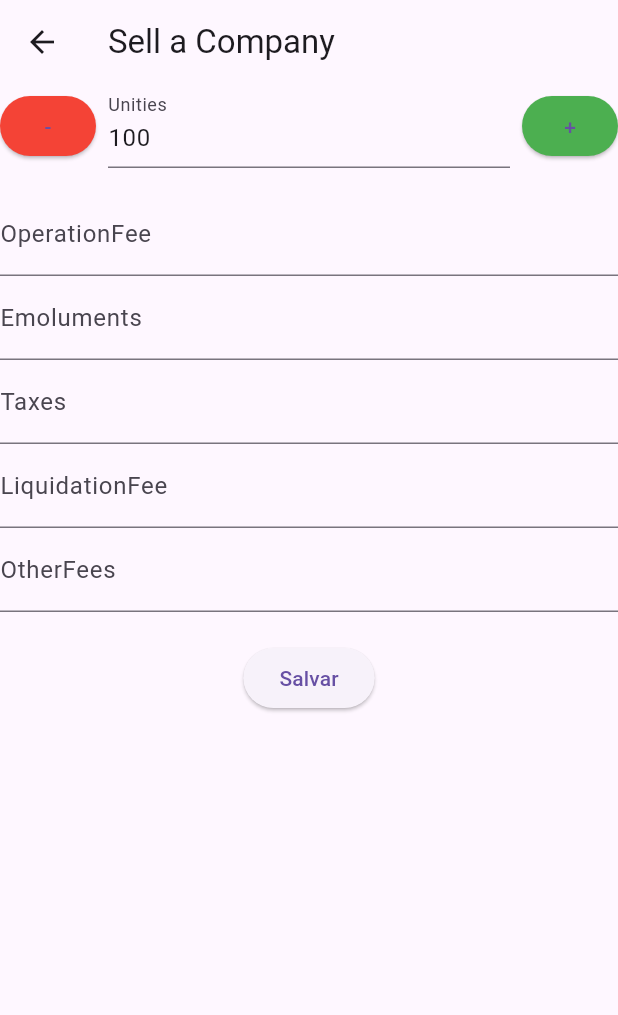
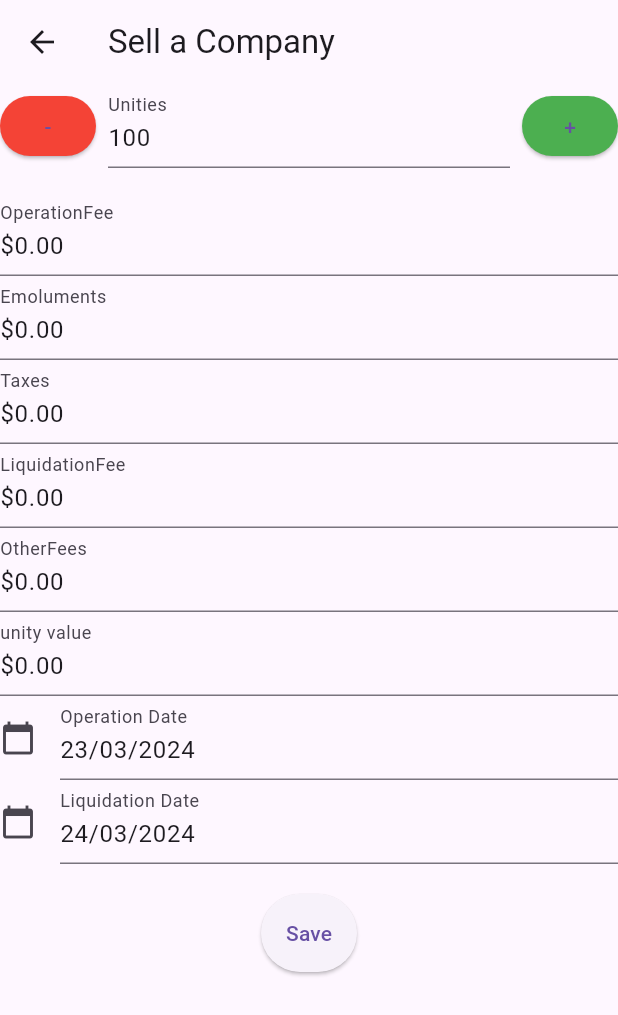
Before and after one commit to Richsan/invest-manager, a Flutter app: the CompanyScreen screen opened directly with empty values, after a tap on "Vender", on a phone screen of 412 x 824 dp. Shown: the top 1015 px of the screen. Run offline on Flutter 3.47's test engine with Material 3 defaults, Android fonts, the light colour scheme and no system bars; our stand-ins replace bloc, equatable, flutter_bloc; missing offline and left inert: dart:ffi.

Commit message:
adding bloc to stock operation screen

```diff
--- /dev/null
+++ b/lib/adapters/date.dart
@@ -0,0 +1,7 @@
+import 'package:intl/intl.dart';
+
+final DateFormat _onlyDate = DateFormat('dd/MM/yyyy');
+
+extension StrDateFormat on DateTime {
+  String toDateStr() => _onlyDate.format(this);
+}
--- /dev/null
+++ b/lib/adapters/number.dart
@@ -0,0 +1,33 @@
+import 'package:intl/intl.dart';
+
+final currencyFormat = NumberFormat.simpleCurrency();
+
+extension CurrencyFormatter on int {
+  String asCurrency() {
+    return currencyFormat.format(this / 100);
+  }
+}
+
+extension BigIntCurrencyFormatter on BigInt {
+  String asCurrency() {
+    return currencyFormat.format(toDouble() / 100);
+  }
+}
+
+extension MoneyExtractor on double {
+  BigInt asMoneyInt() {
+    return BigInt.from((this * 100).round());
+  }
+}
+
+extension Statistics on List<num> {
+  num perc95() {
+    final copy = List<num>.from(this);
+
+    copy.sort();
+
+    final percIdx = (copy.length * 0.95).round();
+
+    return copy[percIdx - 1];
+  }
+}
--- /dev/null
+++ b/lib/adapters/string.dart
@@ -0,0 +1,19 @@
+import 'dart:ffi';
+
+import 'package:invest_manager/adapters/number.dart';
+
+extension StringAdapter on String {
+  String onlyNumbers() {
+    return replaceAll(' ', '').replaceAll(RegExp(r'[^0-9]'), '');
+  }
+
+  String onlyDecimals() {
+    return replaceAll(' ', '')
+        .replaceAll(RegExp(r'[^\d,]'), '')
+        .replaceAll(',', '.');
+  }
+
+  BigInt asMoney() {
+    return BigInt.parse(onlyNumbers());
+  }
+}
--- a/lib/models/stock_operation.dart
+++ b/lib/models/stock_operation.dart
@@ -1,4 +1,9 @@
 import 'package:invest_manager/models/b3.dart';
+
+enum OperationType {
+  buy,
+  sell,
+}
 
 class StockOperation {
   StockOperation({
@@ -11,6 +16,8 @@ class StockOperation {
     required this.emoluments,
     required this.liquidationFee,
     required this.otherFees,
+    required this.unities,
+    required this.operationType,
   });
 
   final DateTime operationDate;
@@ -22,4 +29,6 @@ class StockOperation {
   final BigInt emoluments;
   final BigInt liquidationFee;
   final BigInt otherFees;
+  final BigInt unities;
+  final OperationType operationType;
 }
--- /dev/null
+++ b/lib/screens/bloc/stock_operation/bloc.dart
@@ -0,0 +1,26 @@
+import 'package:equatable/equatable.dart';
+import 'package:flutter_bloc/flutter_bloc.dart';
+import 'package:invest_manager/models/b3.dart';
+import 'package:invest_manager/models/stock_operation.dart';
+import 'package:invest_manager/repository/stock_operation.dart';
+
+part 'events.dart';
+part 'states.dart';
+
+class SaveStockOperationScreenBloc
+    extends Bloc<SaveStockOperationEvent, StockOperationScreenState> {
+  SaveStockOperationScreenBloc({
+    required Company company,
+  }) : super(InitialStockOperationScreenState(company: company)) {
+    on<SaveStockOperationEvent>((event, emit) async {
+      emit(SavingStockOperationScreenState(operation: event.operation));
+
+      // Save to database
+      await save(event.operation);
+
+      emit(SavedStockOperationScreenState(
+        operation: event.operation,
+      ));
+    });
+  }
+}
--- /dev/null
+++ b/lib/screens/bloc/stock_operation/events.dart
@@ -0,0 +1,19 @@
+part of 'bloc.dart';
+
+abstract class SaveStockOperationScreenEvent extends Equatable {
+  const SaveStockOperationScreenEvent({
+    required this.operation,
+  });
+
+  final StockOperation operation;
+  @override
+  List<Object?> get props => [
+        operation,
+      ];
+}
+
+class SaveStockOperationEvent extends SaveStockOperationScreenEvent {
+  const SaveStockOperationEvent({
+    required StockOperation operation,
+  }) : super(operation: operation);
+}
--- /dev/null
+++ b/lib/screens/bloc/stock_operation/states.dart
@@ -0,0 +1,39 @@
+part of 'bloc.dart';
+
+abstract class StockOperationScreenState extends Equatable {
+  const StockOperationScreenState();
+
+  @override
+  List<Object> get props => [];
+}
+
+class InitialStockOperationScreenState extends StockOperationScreenState {
+  const InitialStockOperationScreenState({
+    required this.company,
+  }) : super();
+
+  final Company company;
+
+  @override
+  List<Object> get props => [company];
+}
+
+class SavingStockOperationScreenState extends StockOperationScreenState {
+  const SavingStockOperationScreenState({required this.operation}) : super();
+
+  final StockOperation operation;
+
+  @override
+  List<Object> get props => [operation];
+}
+
+class SavedStockOperationScreenState extends StockOperationScreenState {
+  const SavedStockOperationScreenState({
+    required this.operation,
+  }) : super();
+
+  final StockOperation operation;
+
+  @override
+  List<Object> get props => [operation];
+}
--- a/lib/screens/stock.dart
+++ b/lib/screens/stock.dart
@@ -1,6 +1,9 @@
 import 'package:flutter/material.dart';
 import 'package:flutter/services.dart';
+import 'package:flutter_bloc/flutter_bloc.dart';
 import 'package:invest_manager/models/b3.dart';
+import 'package:invest_manager/models/stock_operation.dart';
+import 'package:invest_manager/screens/bloc/stock_operation/bloc.dart';
 import 'package:invest_manager/widgets/input.dart';
 
 class StockBuyScreen extends StatelessWidget {
@@ -16,6 +19,7 @@ class StockBuyScreen extends StatelessWidget {
     return _StockOperationScreen(
       company: company,
       title: "Buy a Company",
+      operationType: OperationType.buy,
     );
   }
 }
@@ -33,6 +37,7 @@ class StockSellScreen extends StatelessWidget {
     return _StockOperationScreen(
       company: company,
       title: "Sell a Company",
+      operationType: OperationType.sell,
     );
   }
 }
@@ -41,6 +46,7 @@ class _StockOperationScreen extends StatelessWidget {
   _StockOperationScreen({
     required this.company,
     required this.title,
+    required this.operationType,
   })  : unities = IntegerCounterField(
           initialValue: BigInt.from(100),
           stepValue: BigInt.from(100),
@@ -48,29 +54,35 @@ class _StockOperationScreen extends StatelessWidget {
           allowZero: false,
           labelText: 'Unities',
         ),
-        operationFee = NumberFormField(labelText: 'OperationFee'),
-        emoluments = NumberFormField(labelText: 'Emoluments'),
-        taxes = NumberFormField(labelText: 'Taxes'),
-        liquidationFee = NumberFormField(labelText: 'LiquidationFee'),
-        otherFees = NumberFormField(labelText: 'OtherFees');
+        operationFee = CurrencyFormField(labelText: 'OperationFee'),
+        emoluments = CurrencyFormField(labelText: 'Emoluments'),
+        taxes = CurrencyFormField(labelText: 'Taxes'),
+        liquidationFee = CurrencyFormField(labelText: 'LiquidationFee'),
+        otherFees = CurrencyFormField(labelText: 'OtherFees'),
+        unityValue = CurrencyFormField(labelText: 'unity value'),
+        operationDate = DatePicker(
+          labelText: 'Operation Date',
+        ),
+        liquidationDate = DatePicker(
+          initialDate: DateTime.now().add(const Duration(days: 1)),
+          labelText: 'Liquidation Date',
+        );
 
   final Company company;
   final String title;
   final IntegerCounterField unities;
-  final NumberFormField operationFee;
-  final NumberFormField emoluments;
-  final NumberFormField taxes;
-  final NumberFormField liquidationFee;
-  final NumberFormField otherFees;
+  final CurrencyFormField operationFee;
+  final CurrencyFormField emoluments;
+  final CurrencyFormField taxes;
+  final CurrencyFormField liquidationFee;
+  final CurrencyFormField otherFees;
+  final CurrencyFormField unityValue;
+  final DatePicker operationDate;
+  final DatePicker liquidationDate;
+  final OperationType operationType;
 
-  @override
-  Widget build(BuildContext context) {
-    return Scaffold(
-      resizeToAvoidBottomInset: false,
-      appBar: AppBar(
-        title: Text(title),
-      ),
-      body: SingleChildScrollView(
+  Widget buildBody(BuildContext context, bool isLoading) =>
+      SingleChildScrollView(
         child: Column(
           children: [
             unities,
@@ -80,22 +92,65 @@ class _StockOperationScreen extends StatelessWidget {
             taxes,
             liquidationFee,
             otherFees,
+            unityValue,
+            operationDate,
+            liquidationDate,
             SizedBox(height: 20),
-            ElevatedButton(
-              onPressed: (() => print({
-                    'OperationFee': operationFee.currentValue,
-                    'counter': unities.currentValue,
-                    'emoluments': emoluments.currentValue,
-                    'taxes': taxes.currentValue,
-                    'liquidationFee': liquidationFee.currentValue,
-                    'otherFees': otherFees.currentValue,
-                  })),
-              style: ElevatedButton.styleFrom(),
-              child: Text('Salvar'),
-            ),
+            SubmitButton(
+                text: 'Save',
+                isLoading: isLoading,
+                onSubmit: (() =>
+                    BlocProvider.of<SaveStockOperationScreenBloc>(context).add(
+                      SaveStockOperationEvent(
+                          operation: StockOperation(
+                        operationType: operationType,
+                        company: company,
+                        emoluments: emoluments.currentValue!,
+                        liquidationDate: liquidationDate.currentValue!,
+                        liquidationFee: liquidationFee.currentValue!,
+                        operationDate: operationDate.currentValue!,
+                        operationFee: operationFee.currentValue!,
+                        otherFees: otherFees.currentValue!,
+                        taxes: taxes.currentValue!,
+                        unityValue: unityValue.currentValue!,
+                        unities: unities.currentValue,
+                      )),
+                    ))),
           ],
         ),
+      );
+
+  Widget buildScreen(BuildContext context) {
+    return BlocBuilder<SaveStockOperationScreenBloc, StockOperationScreenState>(
+      builder: (context, state) {
+        if (state is InitialStockOperationScreenState) {
+          return buildBody(context, false);
+        }
+
+        if (state is SavingStockOperationScreenState) {
+          return buildBody(context, true);
+        }
+
+        return Text("saved");
+      },
+    );
+  }
+
+  Widget buildStateScreen(BuildContext context) {
+    return BlocProvider(
+      create: (context) => SaveStockOperationScreenBloc(company: company),
+      child: buildScreen(context),
+    );
+  }
+
+  @override
+  Widget build(BuildContext context) {
+    return Scaffold(
+      resizeToAvoidBottomInset: false,
+      appBar: AppBar(
+        title: Text(title),
       ),
+      body: buildStateScreen(context),
     );
   }
 }
--- a/lib/widgets/input.dart
+++ b/lib/widgets/input.dart
@@ -1,6 +1,12 @@
+import 'dart:ffi';
+
 import 'package:flutter/material.dart';
 import 'package:flutter/services.dart';
 import 'package:flutter_bloc/flutter_bloc.dart';
+import 'package:invest_manager/adapters/date.dart';
+import 'package:invest_manager/adapters/number.dart';
+import 'package:invest_manager/adapters/string.dart';
+import 'package:invest_manager/widgets/input_masks.dart';
 
 class _CounterFieldState {
   _CounterFieldState({
@@ -78,9 +84,15 @@ class _CounterCubit extends Cubit<_CounterFieldState> {
 }
 
 class _NumberCubit extends Cubit<BigInt?> {
-  _NumberCubit() : super(null);
+  _NumberCubit({BigInt? initialValue}) : super(initialValue);
 
   void change(BigInt? value) => emit(value);
+}
+
+class _DateTimeCubit extends Cubit<DateTime?> {
+  _DateTimeCubit({DateTime? initialValue}) : super(initialValue);
+
+  void change(DateTime? value) => emit(value);
 }
 
 class NumberFormField extends StatelessWidget {
@@ -189,3 +201,120 @@ class IntegerCounterField extends StatelessWidget {
     );
   }
 }
+
+class SubmitButton extends StatelessWidget {
+  const SubmitButton({
+    Key? key,
+    this.isLoading = false,
+    required this.onSubmit,
+    required this.text,
+  }) : super(key: key);
+
+  final bool isLoading;
+  final VoidCallback onSubmit;
+  final String text;
+
+  @override
+  Widget build(BuildContext context) {
+    return ElevatedButton(
+      onPressed: isLoading ? null : onSubmit,
+      style: ElevatedButton.styleFrom(padding: const EdgeInsets.all(16.0)),
+      child: isLoading
+          ? Container(
+              width: 24,
+              height: 24,
+              padding: const EdgeInsets.all(2.0),
+              child: const CircularProgressIndicator(
+                color: Colors.blue,
+                strokeWidth: 3,
+              ),
+            )
+          : Text(text),
+    );
+  }
+}
+
+class CurrencyFormField extends StatelessWidget {
+  CurrencyFormField({
+    Key? key,
+    required this.labelText,
+  })  : _numberCubit = _NumberCubit(initialValue: BigInt.zero),
+        super(key: key);
+
+  final String labelText;
+  final _NumberCubit _numberCubit;
+  BigInt? get currentValue => _numberCubit.state;
+  @override
+  Widget build(BuildContext context) {
+    return BlocBuilder<_NumberCubit, BigInt?>(
+      bloc: _numberCubit,
+      builder: (context, state) => TextFormField(
+        onChanged: (value) {
+          if (value.isEmpty) {
+            _numberCubit.change(null);
+          } else {
+            _numberCubit.change(value.asMoney());
+          }
+        },
+        initialValue: state?.asCurrency() ?? '',
+        decoration: InputDecoration(
+          labelText: labelText,
+        ),
+        inputFormatters: [masks['currency']!.formatter],
+        keyboardType: TextInputType.number,
+      ),
+    );
+  }
+}
+
+class DatePicker extends StatelessWidget {
+  DatePicker({
+    Key? key,
+    required this.labelText,
+    DateTime? initialDate,
+    DateTime? minDate,
+    DateTime? maxDate,
+  })  : initialDate = initialDate ?? DateTime.now(),
+        minDate = minDate ?? DateTime(1900),
+        maxDate = maxDate ?? DateTime(2101),
+        _dateTimeCubit =
+            _DateTimeCubit(initialValue: initialDate ?? DateTime.now()),
+        super(key: key);
+
+  final _DateTimeCubit _dateTimeCubit;
+  final String labelText;
+  final DateTime initialDate, minDate, maxDate;
+  DateTime? get currentValue => _dateTimeCubit.state;
+
+  @override
+  Widget build(BuildContext context) {
+    return BlocBuilder<_DateTimeCubit, DateTime?>(
+      bloc: _dateTimeCubit,
+      builder: (context, state) {
+        TextEditingController c = TextEditingController(
+          text: state?.toDateStr() ?? DateTime.now().toDateStr(),
+        );
+        return TextField(
+          controller: c,
+          decoration: InputDecoration(
+            icon: const Icon(Icons.calendar_today), //icon of text field
+            labelText: labelText, //label text of field
+          ),
+          readOnly: true,
+          onTap: () async {
+            final DateTime? dateChosen = await showDatePicker(
+              context: context,
+              initialDate: initialDate, //get today's date
+              firstDate:
+                  minDate, //DateTime.now() - not to allow to choose before today.
+              lastDate: maxDate,
+            );
+            if (dateChosen != null) {
+              _dateTimeCubit.change(dateChosen);
+            }
+          },
+        );
+      },
+    );
+  }
+}
--- /dev/null
+++ b/lib/widgets/input_masks.dart
@@ -0,0 +1,53 @@
+import 'package:flutter/services.dart';
+import 'package:invest_manager/adapters/number.dart';
+import 'package:invest_manager/adapters/string.dart';
+
+class _CurrencyInputFormatter extends TextInputFormatter {
+  @override
+  TextEditingValue formatEditUpdate(
+      TextEditingValue oldValue, TextEditingValue newValue) {
+    final numbersText = newValue.text.onlyNumbers();
+
+    if (numbersText.isEmpty) {
+      return oldValue;
+    }
+
+    int value = int.parse(numbersText);
+
+    String newText = value.asCurrency();
+    return newValue.copyWith(
+        text: newText,
+        selection: TextSelection.collapsed(offset: newText.length));
+  }
+}
+
+class Mask {
+  Mask({
+    required this.formatter,
+    this.keyboardType,
+  });
+
+  final TextInputFormatter formatter;
+  final TextInputType? keyboardType;
+}
+
+final masks = {
+  "currency": Mask(
+    formatter: _CurrencyInputFormatter(),
+    keyboardType: TextInputType.number,
+  ),
+  "alphabetic": Mask(
+    formatter: FilteringTextInputFormatter.allow(RegExp('[a-zA-Z\\s]')),
+  ),
+  "numeric": Mask(
+    formatter: FilteringTextInputFormatter.allow(RegExp('[0-9]')),
+    keyboardType: TextInputType.number,
+  ),
+  "decimal": Mask(
+    formatter: FilteringTextInputFormatter.allow(RegExp('[0-9.]')),
+    keyboardType: TextInputType.number,
+  ),
+  "alphanumeric": Mask(
+    formatter: FilteringTextInputFormatter.allow(RegExp('[0-9a-zA-Z\\s]')),
+  ),
+};
```
